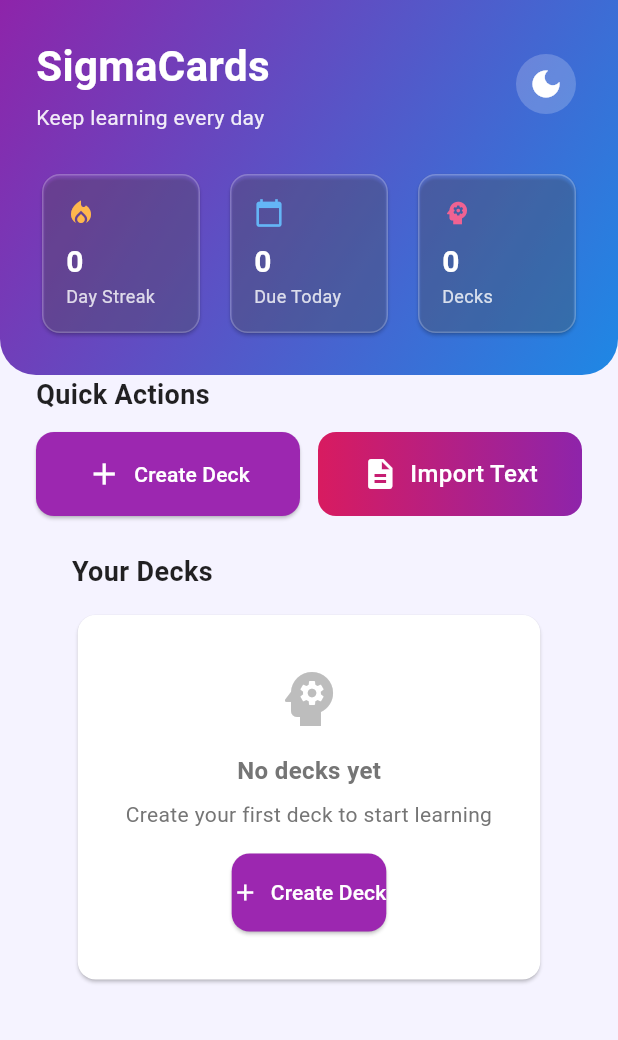
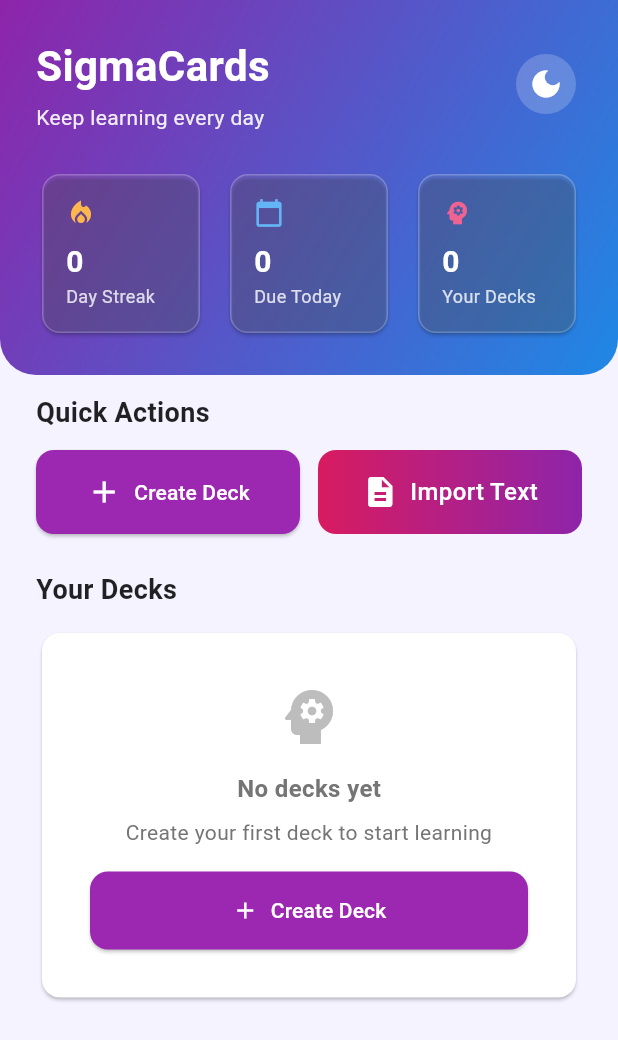
Before and after one commit to ssu-sigmas/SigmaCards-frontend, a Flutter app: the HomeScreen screen opened directly with empty values, on a phone screen of 412 x 824 dp. Shown: the top 1040 px of the screen. Run offline on Flutter 3.47's test engine with Material 3 defaults, Android fonts, the phone set to English and light mode, and no system bars; our stand-ins replace file_picker, shared_preferences; accounts and stored records are empty.

Commit message:
update home screen UI and layout improvements

```diff
--- a/lib/widgets/home/decks_section.dart
+++ b/lib/widgets/home/decks_section.dart
@@ -65,11 +65,18 @@ class DecksSection extends StatelessWidget {
               textAlign: TextAlign.center,
             ),
             const SizedBox(height: 16),
-            ElevatedButton.icon(
-              onPressed: onCreateDeck,
-              icon: const Icon(Icons.add),
-              label: const Text('Create Deck'),
-              style: AppStyles.purpleButtonStyle,
+            SizedBox(
+              width: double.infinity,
+              child: ElevatedButton.icon(
+                onPressed: onCreateDeck,
+                icon: const Icon(Icons.add),
+                label: const Text('Create Deck'),
+                style: AppStyles.purpleButtonStyle.copyWith(
+                  padding: MaterialStateProperty.all(
+                    const EdgeInsets.symmetric(horizontal: 16, vertical: 16),
+                  ),
+                ),
+              ),
             ),
           ],
         ),
--- a/lib/widgets/home/header_section.dart
+++ b/lib/widgets/home/header_section.dart
@@ -95,7 +95,7 @@ class HeaderSection extends StatelessWidget {
             icon: Icons.psychology,
             iconColor: AppColors.decksIconColor,
             value: '${userData.decks.length}',
-            label: 'Decks',
+            label: 'Your Decks',
           ),
         ),
       ],
--- a/lib/widgets/home/quick_actions_section.dart
+++ b/lib/widgets/home/quick_actions_section.dart
@@ -21,6 +21,7 @@ class QuickActionsSection extends StatelessWidget {
       child: Column(
         crossAxisAlignment: CrossAxisAlignment.start,
         children: [
+          const SizedBox(height: AppStyles.sectionSpacing),
           Text(
             'Quick Actions',
             style: AppStyles.sectionTitle(isDark),
@@ -33,7 +34,11 @@ class QuickActionsSection extends StatelessWidget {
                   onPressed: onCreateDeck,
                   icon: const Icon(Icons.add, size: 24),
                   label: const Text('Create Deck'),
-                  style: AppStyles.purpleButtonStyle,
+                  style: AppStyles.purpleButtonStyle.copyWith(
+                    padding: MaterialStateProperty.all(
+                      const EdgeInsets.symmetric(horizontal: 16, vertical: 16),
+                    ),
+                  ),
                 ),
               ),
               const SizedBox(width: AppStyles.sectionSpacing),
```
